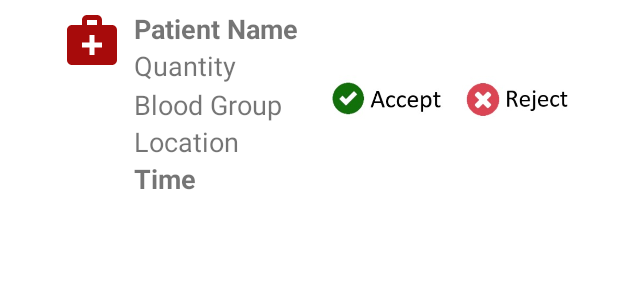
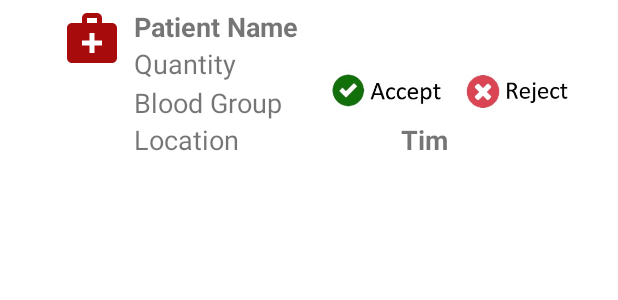
Before and after one commit to EmadAnwer/b-donor, an Android app: the layout notification_layout.xml on its own in the app's theme, with its tools: preview values and no code run, on a phone screen of 412 x 824 dp. Shown: the top 300 px of the screen. Run offline under Robolectric (Android 15) with nearby library versions, the phone set to English and light mode, and no system bars.

```diff
--- a/app/src/main/java/com/example/gradandroidfirsttry/Patient_Request.java
+++ b/app/src/main/java/com/example/gradandroidfirsttry/Patient_Request.java
@@ -275,12 +275,12 @@ public class Patient_Request extends AppCompatActivity {
         patientRequest.setName("Emad");
         patientRequest.setBloodType("A");
         patientRequest.setPhone("012222222");
-        patientRequest.setRHType("negative");
+        patientRequest.setRHType("Negative");
         patientRequest.setPatientAge(30);
         patientRequest.setGender("Male");
         patientRequest.setQuantity(4);
         patientRequest.setCity("Alexandria");
-        patientRequest.setCity("Alexandria Hotel");
+        patientRequest.setHospital("Alexandria hospital");
         patientRequest.setPicture_url("https://cdn.getyourguide.com/img/location/540dc894dff37-m1409674485.jpg/92.jpg");
 
         Backendless.Data.of(PatientRequest.class).save(patientRequest, new AsyncCallback<PatientRequest>() {
--- a/app/src/main/res/layout/notification_layout.xml
+++ b/app/src/main/res/layout/notification_layout.xml
@@ -7,7 +7,7 @@
     android:layout_height="wrap_content">
 
     <TextView
-        android:id="@+id/patientNameTextView"
+        android:id="@+id/nPatientNameTextView"
         android:layout_width="wrap_content"
         android:layout_height="wrap_content"
         android:layout_marginStart="8dp"
@@ -18,35 +18,35 @@
         app:layout_constraintTop_toTopOf="@+id/imageView2" />
 
     <TextView
-        android:id="@+id/timeTextView"
-        android:layout_width="wrap_content"
-        android:layout_height="wrap_content"
-        android:layout_marginStart="48dp"
+        android:id="@+id/nTimeTextView"
+        android:layout_width="37dp"
+        android:layout_height="19dp"
         android:text="Time"
         android:textSize="18sp"
         android:textStyle="bold"
-        app:layout_constraintStart_toStartOf="@+id/guideline3"
-        app:layout_constraintTop_toBottomOf="@+id/locationTextView" />
+        app:layout_constraintEnd_toEndOf="parent"
+        app:layout_constraintStart_toEndOf="@+id/nLocationTextView"
+        app:layout_constraintTop_toBottomOf="@+id/nBloodGroupTextView" />
 
     <TextView
-        android:id="@+id/quantityTextView"
+        android:id="@+id/nQuantityTextView"
         android:layout_width="wrap_content"
         android:layout_height="wrap_content"
         android:layout_marginStart="8dp"
         android:text="Quantity"
         android:textSize="18sp"
         app:layout_constraintStart_toEndOf="@+id/imageView2"
-        app:layout_constraintTop_toBottomOf="@+id/patientNameTextView" />
+        app:layout_constraintTop_toBottomOf="@+id/nPatientNameTextView" />
 
     <TextView
-        android:id="@+id/bloodGroupTextView"
+        android:id="@+id/nBloodGroupTextView"
         android:layout_width="wrap_content"
         android:layout_height="wrap_content"
         android:layout_marginTop="1dp"
         android:text="Blood Group"
         android:textSize="18sp"
-        app:layout_constraintStart_toStartOf="@+id/quantityTextView"
-        app:layout_constraintTop_toBottomOf="@+id/quantityTextView" />
+        app:layout_constraintStart_toStartOf="@+id/nQuantityTextView"
+        app:layout_constraintTop_toBottomOf="@+id/nQuantityTextView" />
 
     <ImageView
         android:id="@+id/imageView2"
@@ -78,32 +78,32 @@
         app:layout_constraintGuide_percent=".10" />
 
     <TextView
-        android:id="@+id/locationTextView"
+        android:id="@+id/nLocationTextView"
         android:layout_width="wrap_content"
         android:layout_height="wrap_content"
         android:text="Location"
         android:textSize="18sp"
-        app:layout_constraintStart_toStartOf="@+id/bloodGroupTextView"
-        app:layout_constraintTop_toBottomOf="@+id/bloodGroupTextView" />
+        app:layout_constraintStart_toStartOf="@+id/nBloodGroupTextView"
+        app:layout_constraintTop_toBottomOf="@+id/nBloodGroupTextView" />
 
     <ImageView
         android:id="@+id/acceptImageView"
         android:layout_width="77dp"
         android:layout_height="46dp"
         android:layout_marginStart="32dp"
-        android:layout_marginTop="12dp"
-        app:layout_constraintStart_toEndOf="@+id/bloodGroupTextView"
-        app:layout_constraintTop_toBottomOf="@+id/patientNameTextView"
+        android:layout_marginTop="8dp"
+        app:layout_constraintStart_toEndOf="@+id/nBloodGroupTextView"
+        app:layout_constraintTop_toBottomOf="@+id/nPatientNameTextView"
         app:srcCompat="@drawable/accept" />
 
     <ImageView
-        android:id="@+id/rejectImageView"
+        android:id="@+id/nRejectImageView"
         android:layout_width="77dp"
         android:layout_height="46dp"
         android:layout_marginStart="120dp"
-        android:layout_marginTop="12dp"
-        app:layout_constraintStart_toEndOf="@+id/bloodGroupTextView"
-        app:layout_constraintTop_toBottomOf="@+id/patientNameTextView"
+        android:layout_marginTop="8dp"
+        app:layout_constraintStart_toEndOf="@+id/nBloodGroupTextView"
+        app:layout_constraintTop_toBottomOf="@+id/nPatientNameTextView"
         app:srcCompat="@drawable/reject" />
 
 
```
Also changed, not shown: app/src/main/java/com/example/gradandroidfirsttry/Login_page.java (+17 -1 lines), app/src/main/java/com/example/gradandroidfirsttry/New_Notifications_Frag.java (+52 -52 lines), app/src/main/java/com/example/gradandroidfirsttry/NotificationRecyclerViewAdapter.java (+37 -18 lines), app/src/main/java/com/example/gradandroidfirsttry/PatientRequest.java (+9 -0 lines), app/src/main/res/layout/new_fragment_notifications.xml (+40 -10 lines), 2 other files.
